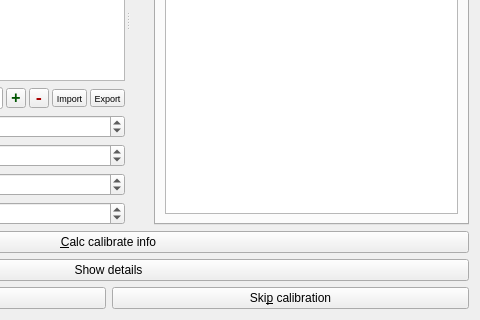
Qt form Orbitool/UI/Calibration.ui (liyihc/Orbitool) before a commit; both pictures show x 263 to 743 and y 196 to 516 of the 743 by 516 pixel window.
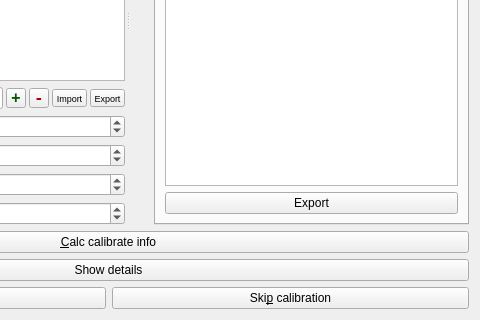
The same form after that commit. The open tabs and pages were chosen to show the change.

Commit message: add a calibration-table CSV export to the Table sub-tab

What changed in the file:
```diff
--- a/Orbitool/UI/Calibration.ui
+++ b/Orbitool/UI/Calibration.ui
@@ -583,6 +583,13 @@
           </property>
          </widget>
         </item>
+        <item>
+         <widget class="QPushButton" name="exportCalibrationTablePushButton">
+          <property name="text">
+           <string>Export</string>
+          </property>
+         </widget>
+        </item>
        </layout>
       </widget>
      </widget>
```
The commit also changes 5 other files.
